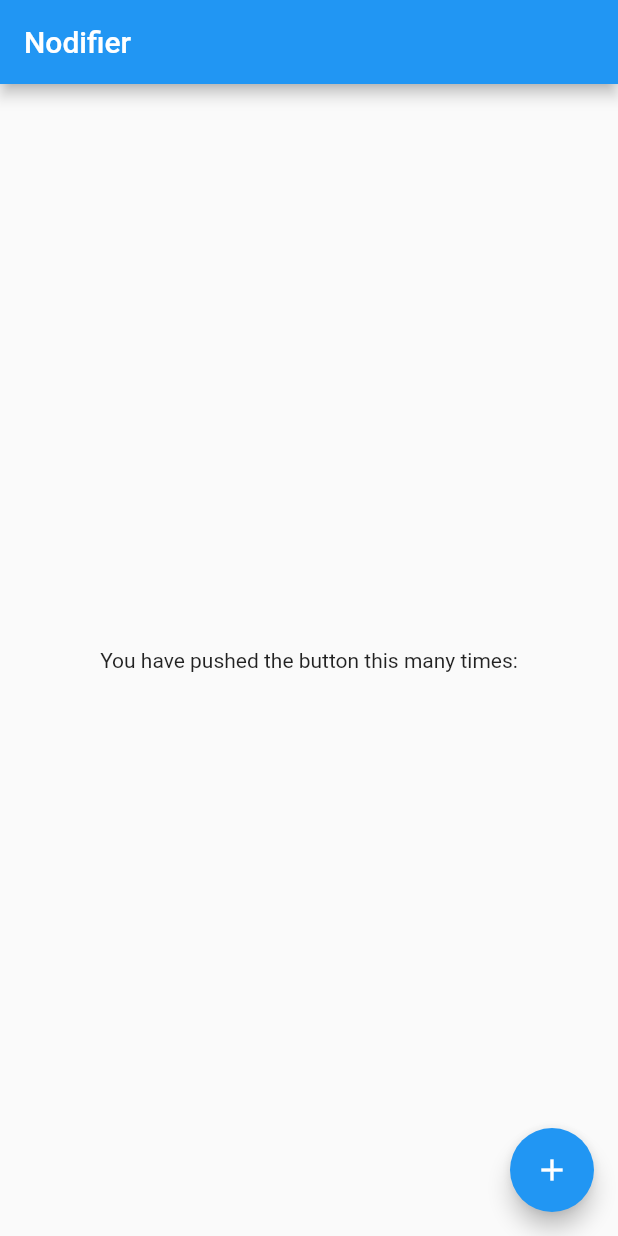
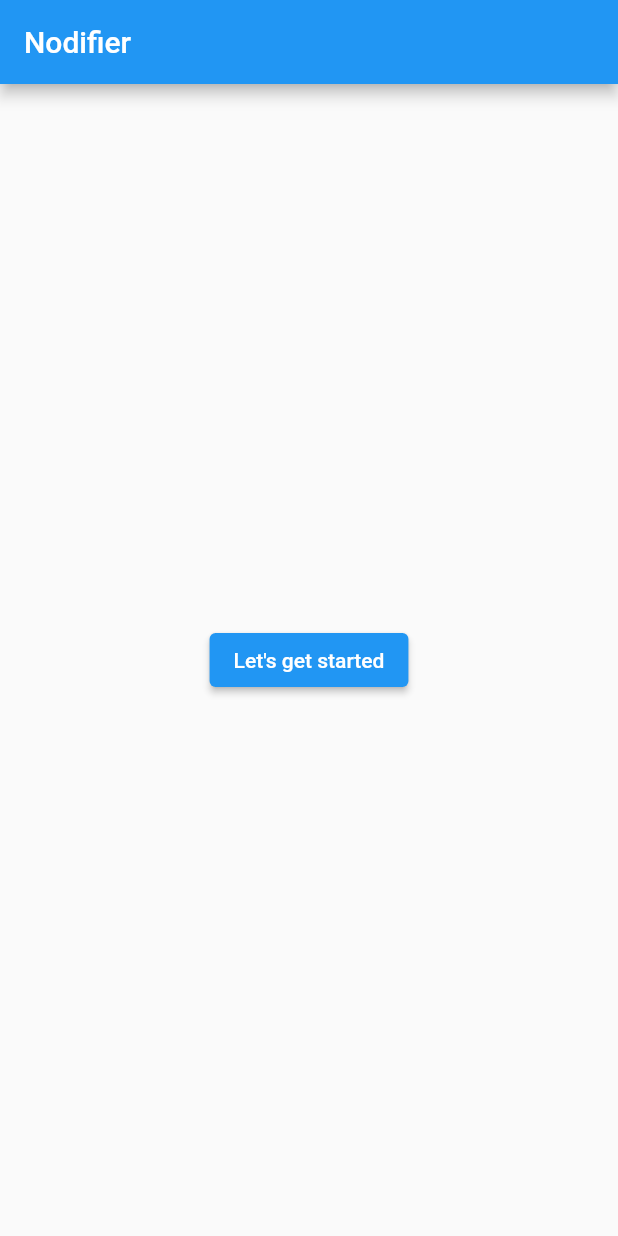
Before and after one commit to 3speaknetwork/nodifier, a Flutter app: the screen it shows after launch, on a phone screen of 412 x 824 dp. Run offline on Flutter 3.47's test engine with Material 2 defaults, Android fonts, the phone set to English and light mode, and no system bars; our stand-ins replace fluttertoast.

Commit message:
Designed home screen.

```diff
--- a/lib/main.dart
+++ b/lib/main.dart
@@ -1,6 +1,8 @@
 import 'package:flutter/material.dart';
 import 'package:flutter/services.dart';
 import 'package:fluttertoast/fluttertoast.dart';
+import 'package:nodifier/dashboard.dart';
+import 'package:nodifier/models/user_data_model.dart';
 
 void main() {
   runApp(const MyApp());
@@ -35,24 +37,56 @@ class _MyHomePageState extends State<MyHomePage> {
   final fcmPlatform = const MethodChannel('com.sagar.nodifier/fcm');
   final authPlatform = const MethodChannel('com.sagar.nodifier/auth');
   final userPlatform = const MethodChannel('com.sagar.nodifier/user');
+  var isLoading = false;
+
+  @override
+  void initState() {
+    super.initState();
+    getFCMToken();
+  }
 
   void getFCMToken() async {
     try {
+      setState(() {
+        isLoading = true;
+      });
       var fcmResult = await fcmPlatform.invokeMethod('register');
       debugPrint("fcmResult is $fcmResult");
       var authResult = await authPlatform.invokeMethod('login');
       debugPrint("authResult is $authResult");
       var userResult = await userPlatform.invokeMethod('data');
       debugPrint("userResult is $userResult");
+      var result = UserDataModel.fromJsonString(userResult);
+      if (result != null) {
+        setState(() {
+          isLoading = false;
+          var dashboard = DashboardScreen(model: result);
+          var route = MaterialPageRoute(builder: (c) => dashboard);
+          Navigator.of(context).pushReplacement(route);
+        });
+      } else {
+        setState(() {
+          isLoading = false;
+          showError('Invalid JSON received.');
+        });
+      }
     } catch (e) {
+      setState(() {
+        isLoading = false;
         debugPrint('Error: ${e.toString()}');
+        showError(e.toString());
+      });
+    }
+  }
+
+  void showError(String String) {
     Fluttertoast.showToast(
-          msg: 'Error: ${e.toString()}',
+      msg: 'Error: $String',
       toastLength: Toast.LENGTH_SHORT,
       gravity: ToastGravity.BOTTOM,
       backgroundColor: Colors.red,
-          textColor: Colors.white);
-    }
+      textColor: Colors.white,
+    );
   }
 
   @override
@@ -62,21 +96,14 @@ class _MyHomePageState extends State<MyHomePage> {
         title: Text(widget.title),
       ),
       body: Center(
-        child: Column(
-          mainAxisAlignment: MainAxisAlignment.center,
-          children: const <Widget>[
-            Text(
-              'You have pushed the button this many times:',
-            ),
-          ],
-        ),
-      ),
-      floatingActionButton: FloatingActionButton(
+        child: isLoading
+            ? CircularProgressIndicator()
+            : ElevatedButton(
+                child: const Text('Let\'s get started'),
                 onPressed: () async {
                   getFCMToken();
                 },
-        tooltip: 'Add a node',
-        child: const Icon(Icons.add),
+              ),
       ),
     );
   }
--- /dev/null
+++ b/lib/models/user_data_model.dart
@@ -0,0 +1,31 @@
+import 'dart:convert';
+
+import 'package:nodifier/models/safe_convert.dart';
+
+class UserDataModel {
+  final List<String> spkcc;
+  final List<String> dlux;
+  // token
+  final String token;
+
+  UserDataModel({
+    required this.spkcc,
+    required this.dlux,
+    this.token = "",
+  });
+
+  factory UserDataModel.fromJson(Map<String, dynamic>? json) => UserDataModel(
+        spkcc: asList(json, 'spkcc').map((e) => e.toString()).toList(),
+        dlux: asList(json, 'dlux').map((e) => e.toString()).toList(),
+        token: asString(json, 'token'),
+      );
+
+  factory UserDataModel.fromJsonString(String string) =>
+      UserDataModel.fromJson(json.decode(string));
+
+  Map<String, dynamic> toJson() => {
+        'spkcc': spkcc.map((e) => e),
+        'dlux': dlux.map((e) => e),
+        'token': token,
+      };
+}
--- a/pubspec.yaml
+++ b/pubspec.yaml
@@ -35,6 +35,7 @@ dependencies:
   # Use with the CupertinoIcons class for iOS style icons.
   cupertino_icons: ^1.0.2
   fluttertoast: ^8.0.9
+  http: ^0.13.4
 
 dev_dependencies:
   flutter_test:
```
Also changed, not shown: lib/dashboard.dart (added, +154 -0 lines), lib/models/dlux_runners.dart (added, +62 -0 lines), lib/models/safe_convert.dart (added, +63 -0 lines), pubspec.lock, 2 other files. Lines whose indentation alone changed are shown as unchanged.
